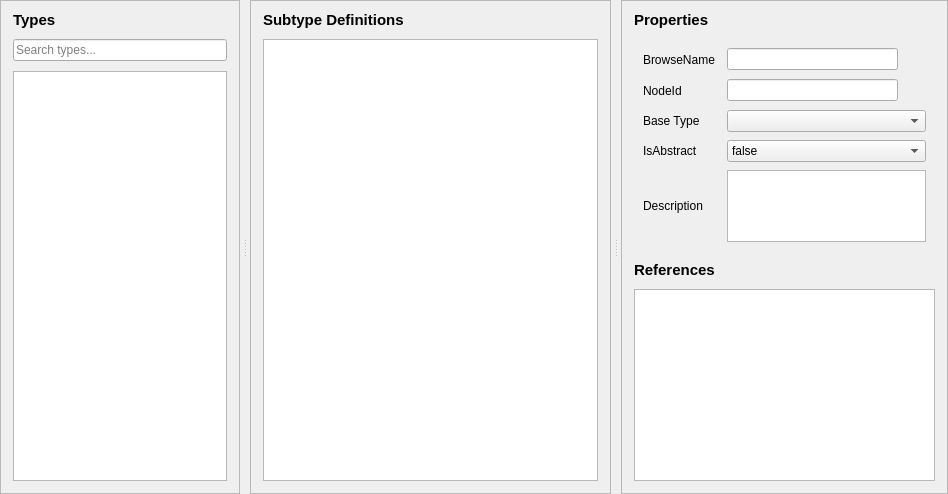
sanny32/OpenUaSim, file src/ui/pages/typespage.ui: the form before one commit.
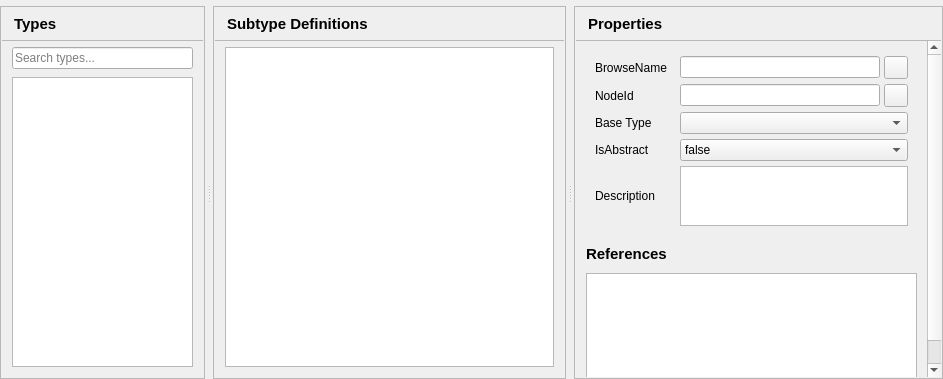
The form after the commit.

The edit to the form file:
```diff
--- a/src/ui/pages/typespage.ui
+++ b/src/ui/pages/typespage.ui
@@ -10,7 +10,7 @@
     <number>0</number>
    </property>
    <property name="topMargin">
-    <number>0</number>
+    <number>6</number>
    </property>
    <property name="rightMargin">
     <number>0</number>
@@ -27,33 +27,50 @@
       <bool>false</bool>
      </property>
      <property name="handleWidth">
-      <number>10</number>
+      <number>8</number>
      </property>
      <widget class="QFrame" name="typesPanel">
       <property name="frameShape">
        <enum>QFrame::StyledPanel</enum>
       </property>
+      <property name="panel" stdset="0">
+       <bool>true</bool>
+      </property>
       <property name="sizePolicy">
        <sizepolicy hsizetype="Preferred" vsizetype="Preferred">
-        <horstretch>2</horstretch>
+        <horstretch>44</horstretch>
         <verstretch>0</verstretch>
        </sizepolicy>
       </property>
       <layout class="QVBoxLayout" name="typesPanelLayout">
        <property name="spacing">
-        <number>10</number>
+        <number>0</number>
        </property>
        <property name="leftMargin">
+        <number>1</number>
+       </property>
+       <property name="topMargin">
+        <number>1</number>
+       </property>
+       <property name="rightMargin">
+        <number>1</number>
+       </property>
+       <property name="bottomMargin">
+        <number>1</number>
+       </property>
+       <item>
+        <layout class="QHBoxLayout" name="typesPanelHeaderLayout">
+         <property name="leftMargin">
         <number>12</number>
        </property>
        <property name="topMargin">
-        <number>10</number>
+          <number>5</number>
        </property>
        <property name="rightMargin">
         <number>12</number>
        </property>
        <property name="bottomMargin">
-        <number>12</number>
+          <number>5</number>
        </property>
        <item>
         <widget class="QLabel" name="typesTitle">
@@ -66,8 +83,56 @@
          <property name="text">
           <string>Types</string>
          </property>
-        </widget>
-       </item>
+           <property name="minimumSize">
+            <size>
+             <width>0</width>
+             <height>22</height>
+            </size>
+           </property>
+          </widget>
+         </item>
+        </layout>
+       </item>
+       <item>
+        <widget class="QFrame" name="typesPanelSeparator">
+         <property name="frameShape">
+          <enum>QFrame::StyledPanel</enum>
+         </property>
+         <property name="minimumSize">
+          <size>
+           <width>0</width>
+           <height>1</height>
+          </size>
+         </property>
+         <property name="maximumSize">
+          <size>
+           <width>16777215</width>
+           <height>1</height>
+          </size>
+         </property>
+         <property name="separator" stdset="0">
+          <bool>true</bool>
+         </property>
+        </widget>
+       </item>
+       <item>
+        <widget class="QWidget" name="typesPanelBody">
+         <layout class="QVBoxLayout" name="typesPanelBodyLayout">
+          <property name="spacing">
+           <number>8</number>
+          </property>
+          <property name="leftMargin">
+           <number>10</number>
+          </property>
+          <property name="topMargin">
+           <number>6</number>
+          </property>
+          <property name="rightMargin">
+           <number>10</number>
+          </property>
+          <property name="bottomMargin">
+           <number>10</number>
+          </property>
        <item>
         <widget class="QLineEdit" name="searchEdit">
          <property name="placeholderText">
@@ -96,31 +161,51 @@
        </item>
       </layout>
      </widget>
+       </item>
+      </layout>
+     </widget>
      <widget class="QFrame" name="subtypesPanel">
       <property name="frameShape">
        <enum>QFrame::StyledPanel</enum>
       </property>
+      <property name="panel" stdset="0">
+       <bool>true</bool>
+      </property>
       <property name="sizePolicy">
        <sizepolicy hsizetype="Preferred" vsizetype="Preferred">
-        <horstretch>3</horstretch>
+        <horstretch>76</horstretch>
         <verstretch>0</verstretch>
        </sizepolicy>
       </property>
       <layout class="QVBoxLayout" name="subtypesPanelLayout">
        <property name="spacing">
-        <number>10</number>
+        <number>0</number>
        </property>
        <property name="leftMargin">
+        <number>1</number>
+       </property>
+       <property name="topMargin">
+        <number>1</number>
+       </property>
+       <property name="rightMargin">
+        <number>1</number>
+       </property>
+       <property name="bottomMargin">
+        <number>1</number>
+       </property>
+       <item>
+        <layout class="QHBoxLayout" name="subtypesPanelHeaderLayout">
+         <property name="leftMargin">
         <number>12</number>
        </property>
        <property name="topMargin">
-        <number>10</number>
+          <number>5</number>
        </property>
        <property name="rightMargin">
         <number>12</number>
        </property>
        <property name="bottomMargin">
-        <number>12</number>
+          <number>5</number>
        </property>
        <item>
         <widget class="QLabel" name="subtypesTitle">
@@ -133,8 +218,56 @@
          <property name="text">
           <string>Subtype Definitions</string>
          </property>
-        </widget>
-       </item>
+           <property name="minimumSize">
+            <size>
+             <width>0</width>
+             <height>22</height>
+            </size>
+           </property>
+          </widget>
+         </item>
+        </layout>
+       </item>
+       <item>
+        <widget class="QFrame" name="subtypesPanelSeparator">
+         <property name="frameShape">
+          <enum>QFrame::StyledPanel</enum>
+         </property>
+         <property name="minimumSize">
+          <size>
+           <width>0</width>
+           <height>1</height>
+          </size>
+         </property>
+         <property name="maximumSize">
+          <size>
+           <width>16777215</width>
+           <height>1</height>
+          </size>
+         </property>
+         <property name="separator" stdset="0">
+          <bool>true</bool>
+         </property>
+        </widget>
+       </item>
+       <item>
+        <widget class="QWidget" name="subtypesPanelBody">
+         <layout class="QVBoxLayout" name="subtypesPanelBodyLayout">
+          <property name="spacing">
+           <number>8</number>
+          </property>
+          <property name="leftMargin">
+           <number>10</number>
+          </property>
+          <property name="topMargin">
+           <number>6</number>
+          </property>
+          <property name="rightMargin">
+           <number>10</number>
+          </property>
+          <property name="bottomMargin">
+           <number>10</number>
+          </property>
        <item>
         <widget class="QTableView" name="subtypesView">
          <property name="editTriggers">
@@ -168,31 +301,51 @@
        </item>
       </layout>
      </widget>
+       </item>
+      </layout>
+     </widget>
      <widget class="QFrame" name="propertiesPanel">
       <property name="frameShape">
        <enum>QFrame::StyledPanel</enum>
       </property>
+      <property name="panel" stdset="0">
+       <bool>true</bool>
+      </property>
       <property name="sizePolicy">
        <sizepolicy hsizetype="Preferred" vsizetype="Preferred">
-        <horstretch>2</horstretch>
+        <horstretch>58</horstretch>
         <verstretch>0</verstretch>
        </sizepolicy>
       </property>
       <layout class="QVBoxLayout" name="propertiesPanelLayout">
        <property name="spacing">
-        <number>10</number>
+        <number>0</number>
        </property>
        <property name="leftMargin">
+        <number>1</number>
+       </property>
+       <property name="topMargin">
+        <number>1</number>
+       </property>
+       <property name="rightMargin">
+        <number>1</number>
+       </property>
+       <property name="bottomMargin">
+        <number>1</number>
+       </property>
+       <item>
+        <layout class="QHBoxLayout" name="propertiesPanelHeaderLayout">
+         <property name="leftMargin">
         <number>12</number>
        </property>
        <property name="topMargin">
-        <number>10</number>
+          <number>5</number>
        </property>
        <property name="rightMargin">
         <number>12</number>
        </property>
        <property name="bottomMargin">
-        <number>12</number>
+          <number>5</number>
        </property>
        <item>
         <widget class="QLabel" name="propertiesTitle">
@@ -205,16 +358,77 @@
          <property name="text">
           <string>Properties</string>
          </property>
-        </widget>
-       </item>
+           <property name="minimumSize">
+            <size>
+             <width>0</width>
+             <height>22</height>
+            </size>
+           </property>
+          </widget>
+         </item>
+        </layout>
+       </item>
+       <item>
+        <widget class="QFrame" name="propertiesPanelSeparator">
+         <property name="frameShape">
+          <enum>QFrame::StyledPanel</enum>
+         </property>
+         <property name="minimumSize">
+          <size>
+           <width>0</width>
+           <height>1</height>
+          </size>
+         </property>
+         <property name="maximumSize">
+          <size>
+           <width>16777215</width>
+           <height>1</height>
+          </size>
+         </property>
+         <property name="separator" stdset="0">
+          <bool>true</bool>
+         </property>
+        </widget>
+       </item>
+       <item>
+        <widget class="QScrollArea" name="propertiesPanelScroll">
+         <property name="frameShape">
+          <enum>QFrame::NoFrame</enum>
+         </property>
+         <property name="widgetResizable">
+          <bool>true</bool>
+         </property>
+         <property name="horizontalScrollBarPolicy">
+          <enum>Qt::ScrollBarAlwaysOff</enum>
+         </property>
+         <property name="panelBody" stdset="0">
+          <bool>true</bool>
+         </property>
+         <widget class="QWidget" name="propertiesPanelBody">
+          <layout class="QVBoxLayout" name="propertiesPanelBodyLayout">
+           <property name="spacing">
+            <number>8</number>
+           </property>
+           <property name="leftMargin">
+            <number>10</number>
+           </property>
+           <property name="topMargin">
+            <number>6</number>
+           </property>
+           <property name="rightMargin">
+            <number>10</number>
+           </property>
+           <property name="bottomMargin">
+            <number>10</number>
+           </property>
        <item>
         <widget class="QWidget" name="propertiesHost">
          <layout class="QGridLayout" name="propertiesForm" columnstretch="0,1">
           <property name="horizontalSpacing">
-           <number>12</number>
+               <number>13</number>
           </property>
           <property name="verticalSpacing">
-           <number>8</number>
+               <number>5</number>
           </property>
           <item row="0" column="0">
            <widget class="QLabel" name="browseNameLabel">
@@ -237,9 +451,6 @@
               <property name="toolTip">
                <string>Copy BrowseName</string>
               </property>
-              <property name="autoRaise">
-               <bool>true</bool>
-              </property>
              </widget>
             </item>
            </layout>
@@ -268,9 +479,6 @@
               <property name="toolTip">
                <string>Copy NodeId</string>
               </property>
-              <property name="autoRaise">
-               <bool>true</bool>
-              </property>
              </widget>
             </item>
            </layout>
@@ -319,7 +527,7 @@
             <property name="maximumSize">
              <size>
               <width>16777215</width>
-              <height>72</height>
+                  <height>60</height>
              </size>
             </property>
             <property name="tabChangesFocus">
@@ -341,6 +549,12 @@
          <property name="text">
           <string>References</string>
          </property>
+             <property name="minimumSize">
+              <size>
+               <width>0</width>
+               <height>22</height>
+              </size>
+             </property>
         </widget>
        </item>
        <item>
@@ -363,6 +577,12 @@
          <property name="wordWrap">
           <bool>false</bool>
          </property>
+             <property name="minimumSize">
+              <size>
+               <width>0</width>
+               <height>120</height>
+              </size>
+             </property>
          <attribute name="horizontalHeaderHighlightSections">
           <bool>false</bool>
          </attribute>
@@ -375,6 +595,10 @@
          <attribute name="horizontalHeaderVisible">
           <bool>false</bool>
          </attribute>
+            </widget>
+           </item>
+          </layout>
+         </widget>
         </widget>
        </item>
       </layout>
```
Lines whose indentation alone changed are shown as unchanged.
